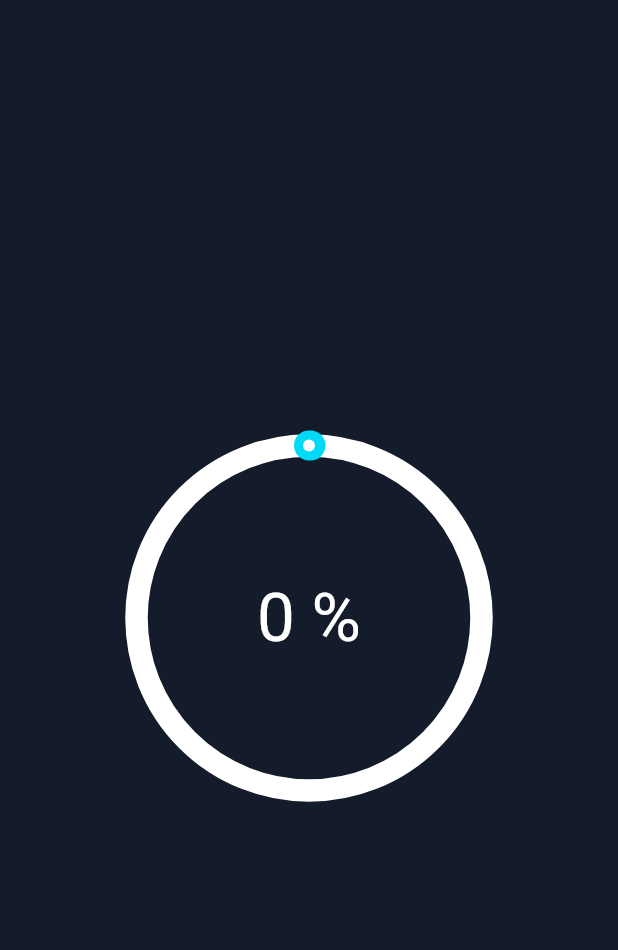
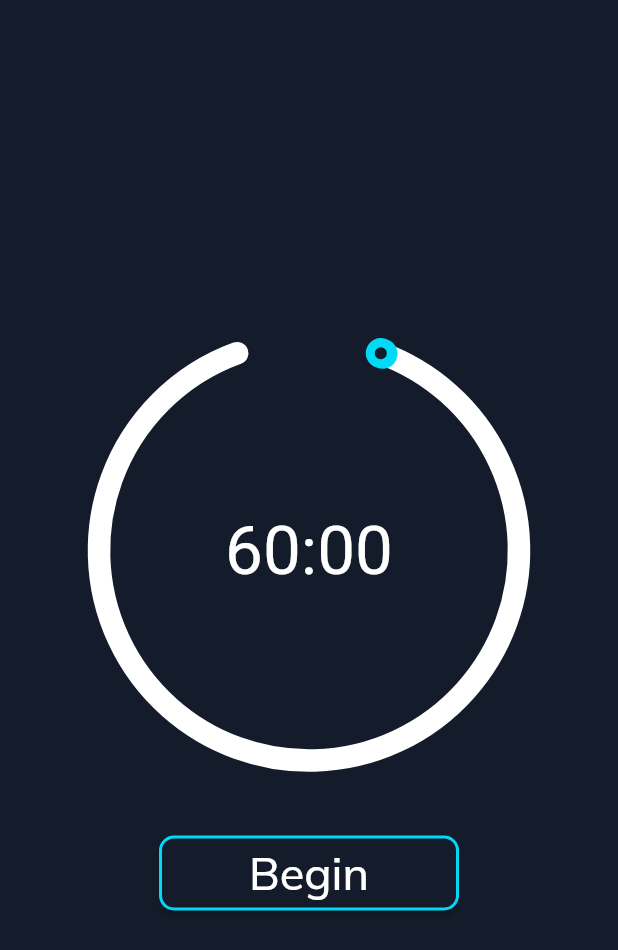
Before and after one commit to ElmeriVincent/SleekCircularSliderW_controls, a Flutter app: the screen it shows after launch, after a tap on "Login", on a phone screen of 412 x 824 dp. Shown: the top 950 px of the screen. Run offline on Flutter 3.47's test engine with Material 2 defaults, Android fonts, the light colour scheme and no system bars; drawn by our look-alikes of sleek_circular_slider; our stand-ins replace google_fonts, time.

Commit message:
slider countdown with button

```diff
--- a/lib/screens/home/home_screen.dart
+++ b/lib/screens/home/home_screen.dart
@@ -1,42 +1,126 @@
+import 'dart:async';
 import 'package:flutter/material.dart';
-import '../../themes.dart';
-
+import 'package:time/time.dart';
 import 'package:sleek_circular_slider/sleek_circular_slider.dart';
 
-class HomeScreen extends StatelessWidget {
+class HomeScreen extends StatefulWidget {
   const HomeScreen({Key? key}) : super(key: key);
+
+  @override
+  _HomeScreenState createState() => _HomeScreenState();
+}
+
+class _HomeScreenState extends State<HomeScreen> {
+  double value = 0;
+  Duration maxStudyTime = 60.minutes;
+  Duration minus = 1.seconds;
+  bool isTimerRunning = false;
+  Timer? timer;
 
   @override
   Widget build(BuildContext context) {
     final theme = Theme.of(context);
 
-    final slider = SleekCircularSlider(
+    return Scaffold(
+      body: SafeArea(
+        child: Column(
+          mainAxisAlignment: MainAxisAlignment.center,
+          crossAxisAlignment: CrossAxisAlignment.center,
+          children: [
+            Center(
+              child: SleekCircularSlider(
                 appearance: CircularSliderAppearance(
-        customWidths: CustomSliderWidths(progressBarWidth: 20, trackWidth: 15),
-        size: 250,
-        startAngle: 270,
-        angleRange: 360,
+                  customWidths:
+                      CustomSliderWidths(progressBarWidth: 20, trackWidth: 15),
+                  size: 300,
+                  startAngle: 290,
+                  angleRange: 320,
                   infoProperties: InfoProperties(
                     mainLabelStyle: theme.textTheme.displayLarge,
+                    modifier: (double value) {
+                      int remainingSeconds = maxStudyTime.inSeconds;
+                      int minutes = (remainingSeconds / 60).floor();
+                      int seconds = remainingSeconds % 60;
+                      return '$minutes:${seconds.toString().padLeft(2, '0')}';
+                    },
                   ),
                   counterClockwise: false,
                   customColors: CustomSliderColors(
                     progressBarColor: theme.colorScheme.secondary,
                     trackColor: theme.colorScheme.primary,
+                    dotColor: theme.colorScheme.background,
                   ),
                 ),
-      onChange: (double value) {
-        print(value);
+                onChange: (value) {
+                  setState(() {
+                    value = value;
+                    maxStudyTime = Duration(minutes: value.toInt());
+                  });
+                },
+                onChangeEnd: (value) {
+                  setState(() {
+                    maxStudyTime = Duration(minutes: value.toInt());
+                  });
                 },
                 min: 0,
-      max: 100,
+                max: 60,
                 initialValue: 0,
-    );
-
-    return Scaffold(
-      body: Center(
-        child: slider,
+              ),
+            ),
+            const Padding(padding: EdgeInsets.all(20)),
+            SizedBox(
+              height: 50,
+              width: 200,
+              child: ElevatedButton(
+                style: ElevatedButton.styleFrom(
+                  backgroundColor: theme.colorScheme.background,
+                  side: BorderSide(
+                    color: theme.colorScheme.outline,
+                    width: 2,
+                  ),
+                  shape: RoundedRectangleBorder(
+                    borderRadius: BorderRadius.circular(10),
+                  ),
+                ),
+                onPressed: () {
+                  if (!isTimerRunning) {
+                    startTimer();
+                  }
+                },
+                child: Text(
+                  'Begin',
+                  style: TextStyle(
+                    color: theme.colorScheme.primary,
+                    fontSize: 30,
+                  ),
+                ),
+              ),
+            ),
+          ],
+        ),
       ),
     );
   }
+
+  void startTimer() {
+    if (timer != null) {
+      timer!.cancel();
     }
+    timer = Timer.periodic(1.seconds, (timer) {
+      setState(() {
+        maxStudyTime -= minus;
+        if (maxStudyTime <= Duration.zero) {
+          isTimerRunning = false;
+          timer.cancel();
+        }
+      });
+    });
+    isTimerRunning = true;
+  }
+
+  @override
+  void dispose() {
+    timer?.cancel();
+    super.dispose();
+  }
+}
--- a/lib/themes.dart
+++ b/lib/themes.dart
@@ -75,7 +75,10 @@ class CustomTheme with ChangeNotifier {
           fontSize: 32,
           fontWeight: FontWeight.normal,
         ),
-        bodyMedium: const TextStyle(color: darkBlue, fontSize: 48),
+        bodyMedium: const TextStyle(
+          color: darkBlue,
+          fontSize: 30,
+        ),
         bodySmall: const TextStyle(
           color: darkBlue,
           fontSize: 32,
--- a/pubspec.yaml
+++ b/pubspec.yaml
@@ -11,6 +11,8 @@ dependencies:
     sdk: flutter
   google_fonts: ^4.0.3
   sleek_circular_slider: ^2.0.1
+  time: "^2.1.3"
+
 
 dev_dependencies:
   flutter_test:
```
Lines whose indentation alone changed are shown as unchanged.
